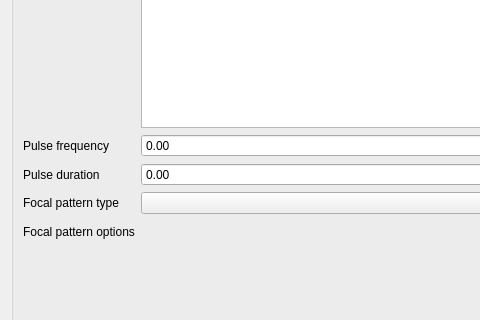
OpenwaterHealth/SlicerOpenLIFU, file OpenLIFUProtocolConfig/Resources/UI/OpenLIFUProtocolConfig.ui: the form before one commit; both pictures show x 0 to 480 and y 244 to 564 of the 636 by 695 pixel window.
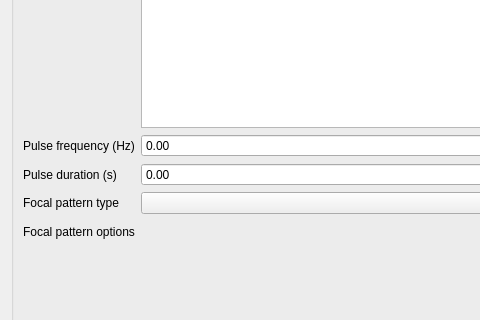
The form after the commit. Custom widgets are drawn as their Qt base class.

Commit message: Write units on existing protocol config fields (#165)

What changed in the file:
```diff
--- a/OpenLIFUProtocolConfig/Resources/UI/OpenLIFUProtocolConfig.ui
+++ b/OpenLIFUProtocolConfig/Resources/UI/OpenLIFUProtocolConfig.ui
@@ -128,7 +128,7 @@
             <string>The pulse frequency (Hz) used in the protocol</string>
            </property>
            <property name="text">
-            <string>Pulse frequency</string>
+            <string>Pulse frequency (Hz)</string>
            </property>
           </widget>
          </item>
@@ -145,7 +145,7 @@
             <string>The pulse duration (s) used in the protocol</string>
            </property>
            <property name="text">
-            <string>Pulse duration</string>
+            <string>Pulse duration (s)</string>
            </property>
           </widget>
          </item>
```
